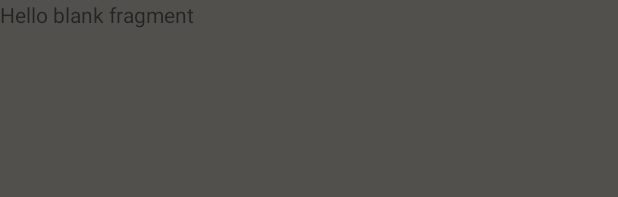
After one commit to Shilizen/CavalierProject, an Android app: the layout fragment_menu.xml on its own in the app's theme, with its tools: preview values and no code run, on a phone screen of 412 x 824 dp. The commit adds this screen. Shown: the top 197 px of the screen. Run offline under Robolectric (Android 15) with nearby library versions, the light colour scheme and no system bars.

Commit message:
Sauvegarde du 28/02 Thème + style + page

```diff
--- a/app/build.gradle
+++ b/app/build.gradle
@@ -36,6 +36,7 @@ dependencies {
     implementation 'androidx.annotation:annotation:1.3.0'
     implementation 'androidx.lifecycle:lifecycle-livedata-ktx:2.4.0'
     implementation 'androidx.lifecycle:lifecycle-viewmodel-ktx:2.4.0'
+    implementation 'androidx.legacy:legacy-support-v4:1.0.0'
     testImplementation 'junit:junit:4.+'
     androidTestImplementation 'androidx.test.ext:junit:1.1.3'
     androidTestImplementation 'androidx.test.espresso:espresso-core:3.4.0'
--- /dev/null
+++ b/app/src/main/res/layout/fragment_menu.xml
@@ -0,0 +1,14 @@
+<?xml version="1.0" encoding="utf-8"?>
+<FrameLayout xmlns:android="http://schemas.android.com/apk/res/android"
+    xmlns:tools="http://schemas.android.com/tools"
+    android:layout_width="match_parent"
+    android:layout_height="match_parent"
+    tools:context=".MenuFragment">
+
+    <!-- TODO: Update blank fragment layout -->
+    <TextView
+        android:layout_width="match_parent"
+        android:layout_height="match_parent"
+        android:text="@string/hello_blank_fragment" />
+
+</FrameLayout>
--- a/app/src/main/res/values/colors.xml
+++ b/app/src/main/res/values/colors.xml
@@ -7,4 +7,9 @@
     <color name="teal_700">#FF018786</color>
     <color name="black">#FF000000</color>
     <color name="white">#FFFFFFFF</color>
+    <color name="cblack_transp">#9E000000</color>
+    <color name="cwhite_opacite">#95EAEAEA</color>
+    <color name="cbrown_clair">#94D28B48</color>
+    <color name="cbrown_fonce">#FF6C4826</color>
+    <color name="cBackgroundColor">#BA51504D</color>
 </resources>
--- a/app/src/main/res/values/strings.xml
+++ b/app/src/main/res/values/strings.xml
@@ -9,4 +9,6 @@
     <string name="invalid_username">Not a valid username</string>
     <string name="invalid_password">Password must be >5 characters</string>
     <string name="login_failed">"Login failed"</string>
+    <!-- TODO: Remove or change this placeholder text -->
+    <string name="hello_blank_fragment">Hello blank fragment</string>
 </resources>
--- /dev/null
+++ b/app/src/main/res/values/theme_cavalier.xml
@@ -0,0 +1,18 @@
+<?xml version="1.0" encoding="utf-8"?>
+<resources xmlns:tools="http://schemas.android.com/tools">
+    <!-- Base application theme. -->
+    <style name="Theme.Cavalier" parent="Theme.MaterialComponents.DayNight.DarkActionBar">
+        <!-- Primary brand color. -->
+        <item name="colorPrimary">@color/cBackgroundColor</item>
+        <item name="colorPrimaryVariant">@color/cbrown_fonce</item>
+        <item name="colorOnPrimary">@color/cbrown_clair</item>
+        <!-- Secondary brand color. -->
+        <item name="colorSecondary">@color/teal_200</item>
+        <item name="colorSecondaryVariant">@color/teal_700</item>
+        <item name="colorOnSecondary">@color/black</item>
+        <!-- Status bar color. -->
+        <item name="android:statusBarColor" tools:targetApi="l">?attr/colorPrimaryVariant</item>
+        <!-- Customize your theme here. -->
+        <item name="android:background">@color/cBackgroundColor</item>
+    </style>
+</resources>
```
Also changed, not shown: app/src/main/java/fr/lajotsarthou/cavalier/CavalierDbOpenHelper.java (+37 -1 lines), app/src/main/java/fr/lajotsarthou/cavalier/FouasserieFragment.java (added, +64 -0 lines), app/src/main/java/fr/lajotsarthou/cavalier/MenuFragment.java (added, +64 -0 lines), app/src/main/res/layout/activity_accueil.xml (+5 -5 lines), app/src/main/res/layout/fragment_fouasserie.xml (added, +14 -0 lines).
